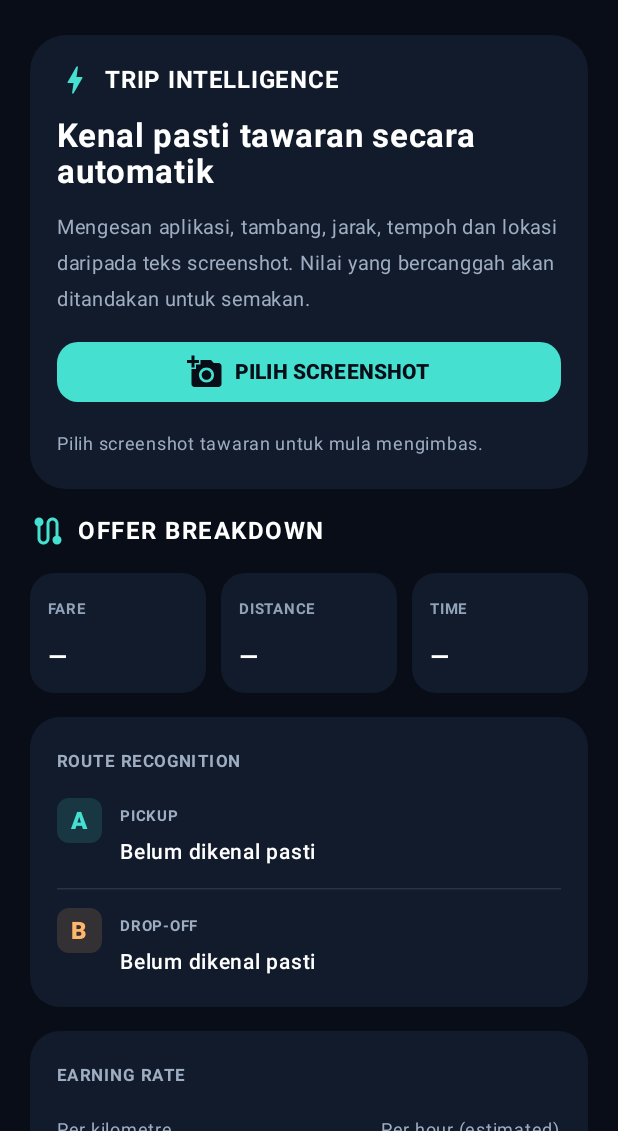
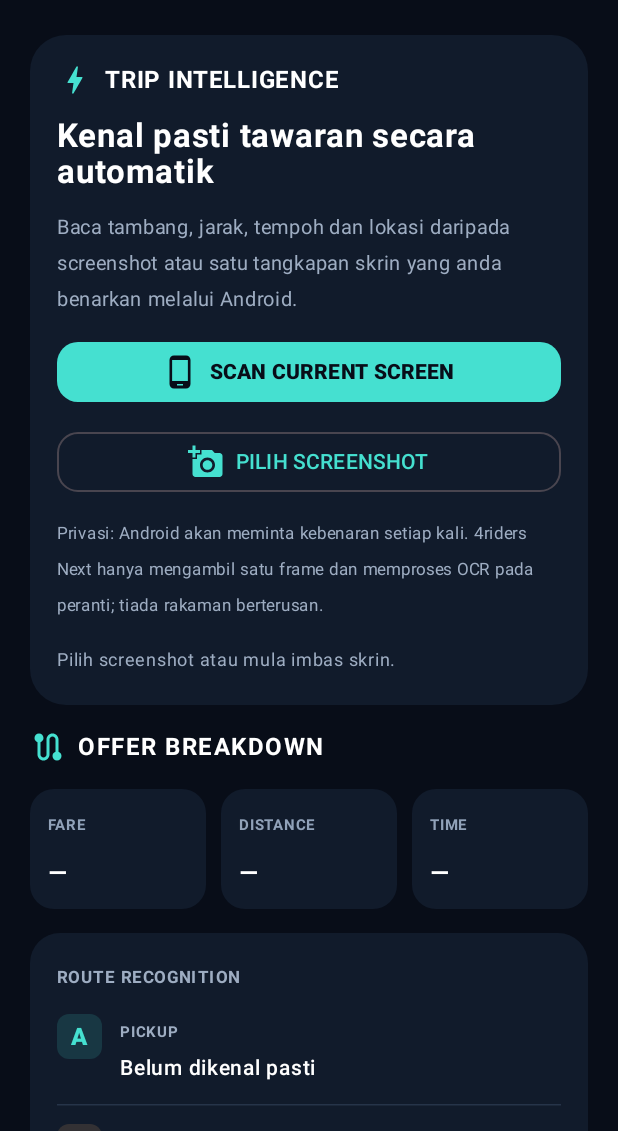
Before and after one commit to kakashinal99/4riders-Next, an Android app built with Jetpack Compose: the screen it shows after launch (MainActivity), on a phone screen of 412 x 824 dp, the part 105-1236 px from its top. Run offline under Robolectric (Android 15) with nearby library versions, the phone set to English and light mode, and no system bars.

Commit message:
Add consent-based one-shot screen OCR scanner

```diff
--- a/app/build.gradle.kts
+++ b/app/build.gradle.kts
@@ -11,8 +11,8 @@ android {
         applicationId = "com.fourriders.next"
         minSdk = 24
         targetSdk = 35
-        versionCode = 3
-        versionName = "0.3.0"
+        versionCode = 4
+        versionName = "0.4.0"
     }
     buildFeatures { compose = true }
     compileOptions {
--- a/app/src/main/java/com/fourriders/next/MainActivity.kt
+++ b/app/src/main/java/com/fourriders/next/MainActivity.kt
@@ -1,5 +1,12 @@
 package com.fourriders.next
 
+import android.app.Activity
+import android.content.BroadcastReceiver
+import android.content.Context
+import android.content.Intent
+import android.content.IntentFilter
+import android.hardware.display.DisplayManager
+import android.media.projection.MediaProjectionManager
 import android.net.Uri
 import android.os.Bundle
 import androidx.activity.ComponentActivity
@@ -14,6 +21,7 @@ import androidx.compose.foundation.verticalScroll
 import androidx.compose.material.icons.Icons
 import androidx.compose.material.icons.filled.AddAPhoto
 import androidx.compose.material.icons.filled.Bolt
+import androidx.compose.material.icons.filled.PhoneAndroid
 import androidx.compose.material.icons.filled.Route
 import androidx.compose.material3.*
 import androidx.compose.runtime.*
@@ -24,8 +32,10 @@ import androidx.compose.ui.platform.LocalContext
 import androidx.compose.ui.text.font.FontWeight
 import androidx.compose.ui.unit.dp
 import androidx.compose.ui.unit.sp
+import androidx.core.content.ContextCompat
 import com.fourriders.next.data.TripOffer
 import com.fourriders.next.scanner.OfferParser
+import com.fourriders.next.scanner.ScreenCaptureService
 import com.fourriders.next.scanner.TextScanner
 import kotlinx.coroutines.launch
 import java.util.Locale
@@ -52,7 +62,7 @@ private fun RiderHome() {
     val scope = rememberCoroutineScope()
     var offer by remember { mutableStateOf(TripOffer()) }
     var busy by remember { mutableStateOf(false) }
-    var status by remember { mutableStateOf("Pilih screenshot tawaran untuk mula mengimbas.") }
+    var status by remember { mutableStateOf("Pilih screenshot atau mula imbas skrin.") }
 
     val picker = rememberLauncherForActivityResult(ActivityResultContracts.GetContent()) { uri: Uri? ->
         if (uri != null) scope.launch {
@@ -67,6 +77,41 @@ private fun RiderHome() {
                 .onFailure { status = "Imej tidak dapat dibaca. Cuba pilih imej lain." }
             busy = false
         }
+    }
+
+    val screenCapture = rememberLauncherForActivityResult(ActivityResultContracts.StartActivityForResult()) { result ->
+        val data = result.data
+        if (result.resultCode == Activity.RESULT_OK && data != null) {
+            busy = true
+            status = "Mendapatkan satu tangkapan skrin dengan kebenaran Android…"
+            val serviceIntent = Intent(context, ScreenCaptureService::class.java).apply {
+                putExtra(ScreenCaptureService.EXTRA_RESULT_CODE, result.resultCode)
+                putExtra(ScreenCaptureService.EXTRA_RESULT_DATA, data)
+            }
+            ContextCompat.startForegroundService(context, serviceIntent)
+        } else {
+            busy = false
+            status = "Kebenaran tangkapan skrin tidak diberikan."
+        }
+    }
+
+    DisposableEffect(context) {
+        val receiver = object : BroadcastReceiver() {
+            override fun onReceive(ctx: Context?, intent: Intent?) {
+                val text = intent?.getStringExtra(ScreenCaptureService.EXTRA_OCR_TEXT).orEmpty()
+                offer = OfferParser.parse(text)
+                busy = false
+                status = if (text.isBlank()) "Tiada teks dapat dibaca pada skrin semasa."
+                else "Tangkapan skrin dianalisis. Semak nilai sebelum digunakan."
+            }
+        }
+        ContextCompat.registerReceiver(
+            context,
+            receiver,
+            IntentFilter(ScreenCaptureService.ACTION_OCR_RESULT),
+            ContextCompat.RECEIVER_NOT_EXPORTED
+        )
+        onDispose { runCatching { context.unregisterReceiver(receiver) } }
     }
 
     Column(
@@ -92,20 +137,32 @@ private fun RiderHome() {
                 }
                 Text("Kenal pasti tawaran secara automatik", color = Color.White, fontSize = 22.sp, fontWeight = FontWeight.Bold)
                 Text(
-                    "Mengesan aplikasi, tambang, jarak, tempoh dan lokasi daripada teks screenshot. Nilai yang bercanggah akan ditandakan untuk semakan.",
+                    "Baca tambang, jarak, tempoh dan lokasi daripada screenshot atau satu tangkapan skrin yang anda benarkan melalui Android.",
                     color = Muted, fontSize = 13.sp
                 )
                 Button(
-                    onClick = { picker.launch("image/*") },
+                    onClick = { screenCapture.launch((context.getSystemService(Context.MEDIA_PROJECTION_SERVICE) as MediaProjectionManager).createScreenCaptureIntent()) },
                     enabled = !busy,
                     modifier = Modifier.fillMaxWidth(),
                     colors = ButtonDefaults.buttonColors(containerColor = Cyan, contentColor = Night),
                     shape = RoundedCornerShape(14.dp)
                 ) {
+                    Icon(Icons.Default.PhoneAndroid, null)
+                    Spacer(Modifier.width(8.dp))
+                    Text(if (busy) "SCANNING…" else "SCAN CURRENT SCREEN", fontWeight = FontWeight.Black)
+                }
+                OutlinedButton(
+                    onClick = { picker.launch("image/*") },
+                    enabled = !busy,
+                    modifier = Modifier.fillMaxWidth(),
+                    shape = RoundedCornerShape(14.dp),
+                    colors = ButtonDefaults.outlinedButtonColors(contentColor = Cyan)
+                ) {
                     Icon(Icons.Default.AddAPhoto, null)
                     Spacer(Modifier.width(8.dp))
-                    Text(if (busy) "SCANNING…" else "PILIH SCREENSHOT", fontWeight = FontWeight.Black)
+                    Text("PILIH SCREENSHOT")
                 }
+                Text("Privasi: Android akan meminta kebenaran setiap kali. 4riders Next hanya mengambil satu frame dan memproses OCR pada peranti; tiada rakaman berterusan.", color = Muted, fontSize = 11.sp)
                 Text(status, color = Muted, fontSize = 12.sp)
                 if (busy) LinearProgressIndicator(Modifier.fillMaxWidth(), color = Cyan)
             }
@@ -163,10 +220,7 @@ private fun RiderHome() {
                         Text(offer.perHour?.let { "RM ${money(it)}" } ?: "—", color = Cyan, fontSize = 22.sp, fontWeight = FontWeight.Bold)
                     }
                 }
-                Text(
-                    "Kiraan sejam berdasarkan tempoh tawaran sahaja; belum mengambil kira perjalanan ke pickup, menunggu, tol atau kos operasi.",
-                    color = Color(0xFF8292A8), fontSize = 11.sp
-                )
+                Text("Kiraan sejam berdasarkan tempoh tawaran sahaja; belum mengambil kira perjalanan ke pickup, menunggu, tol atau kos operasi.", color = Color(0xFF8292A8), fontSize = 11.sp)
             }
         }
 
@@ -188,7 +242,7 @@ private fun RiderHome() {
                 }
             }
         }
-        Text("4riders Next • Scanner engine 0.3.0", color = Color(0xFF58677C), fontSize = 10.sp, modifier = Modifier.align(Alignment.CenterHorizontally))
+        Text("4riders Next • Scanner engine 0.4.0", color = Color(0xFF58677C), fontSize = 10.sp, modifier = Modifier.align(Alignment.CenterHorizontally))
     }
 }
 
```
Also changed, not shown: app/src/main/AndroidManifest.xml (+7 -0 lines), app/src/main/java/com/fourriders/next/scanner/ScreenCaptureService.kt (added, +170 -0 lines).
